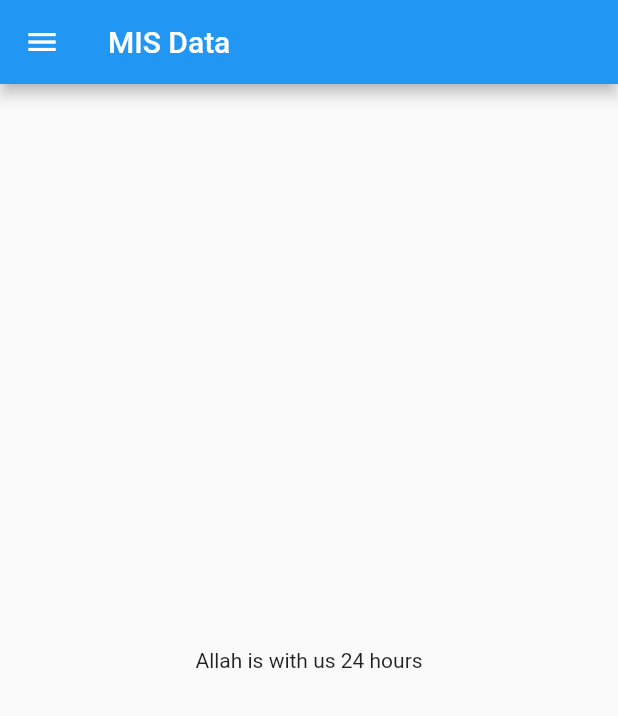
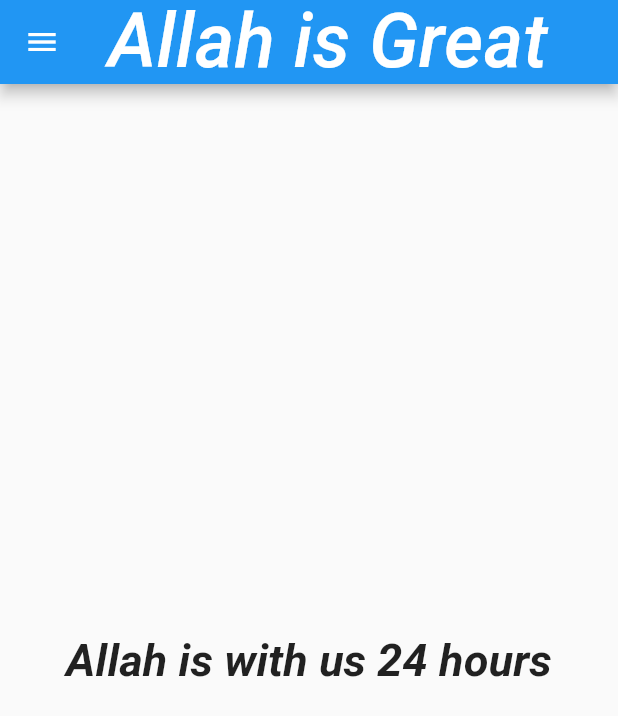
Before and after one commit to AHSAN7-7/untitled, a Flutter app: the HomePage screen opened directly, on a phone screen of 412 x 824 dp. Shown: the top 716 px of the screen. Run offline on Flutter 3.47's test engine with Material 2 defaults, Android fonts, the phone set to English and light mode, and no system bars.

Commit message:
Day3 Completed

```diff
--- a/lib/main.dart
+++ b/lib/main.dart
@@ -1,6 +1,5 @@
 import 'package:flutter/material.dart';
 import 'package:untitled/pages/homepage.dart';
-//import 'package:untitled/pages/logInPage.dart';
 import 'package:untitled/pages/loginpage.dart';
 void main(){
   runApp(const MyApp());
@@ -12,10 +11,13 @@ class MyApp extends StatelessWidget{
 
   Widget build(BuildContext context) {
     // TODO: implement build
-    return   MaterialApp(
-     // home: HomePage(),
+    return     MaterialApp(
+      //home: HomePage(),
+      initialRoute: "/login",
       routes: {
-        "/":(context)=> loginpage(),
+        "/":(context)=>loginpage(),
+        "/home":(context)=> HomePage(),
+        "/login":(context)=> loginpage(),
       },
     );
   }
--- a/lib/pages/homepage.dart
+++ b/lib/pages/homepage.dart
@@ -1,4 +1,6 @@
+import 'package:flutter/cupertino.dart';
 import 'package:flutter/material.dart';
+import 'package:flutter/widgets.dart';
 
 class HomePage extends StatelessWidget{
   const HomePage({Key? key}) : super(key: key);
@@ -9,16 +11,27 @@ class HomePage extends StatelessWidget{
     // TODO: implement build
     return  Scaffold(
       appBar: AppBar(
-          title: const Text("MIS Data"),
+          title: const Text(
+            "Allah is Great",
+            style: (TextStyle(
+              fontSize: 50,
+              fontStyle: FontStyle.italic,
+            )
+            ),
+          ),
       ),
       body: Center(
-          child: Text("Allah is with us $time hours"),
-
+          child: Text(
+              "Allah is with us $time hours",
+          style: (const TextStyle(
+            fontSize: 30,
+            fontStyle: FontStyle.italic,
+            fontWeight: FontWeight.bold,
+          )
+          )
+          ),
       ),
       drawer: const Drawer(),
     );
-
-
   }
-
 }
--- a/lib/pages/loginpage.dart
+++ b/lib/pages/loginpage.dart
@@ -10,7 +10,8 @@ class loginpage extends StatelessWidget{
         child: Text(
           "Login Page",
           style: TextStyle(
-              fontSize: 20
+              fontSize: 20,
+            fontStyle: FontStyle.italic,
           ),
 
         ),
```
